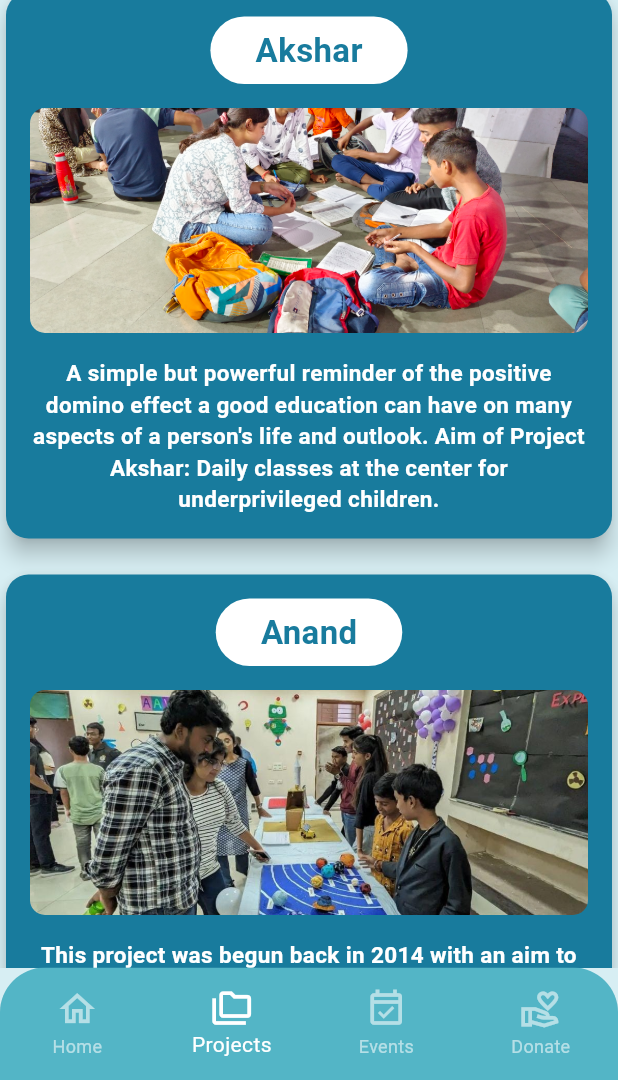
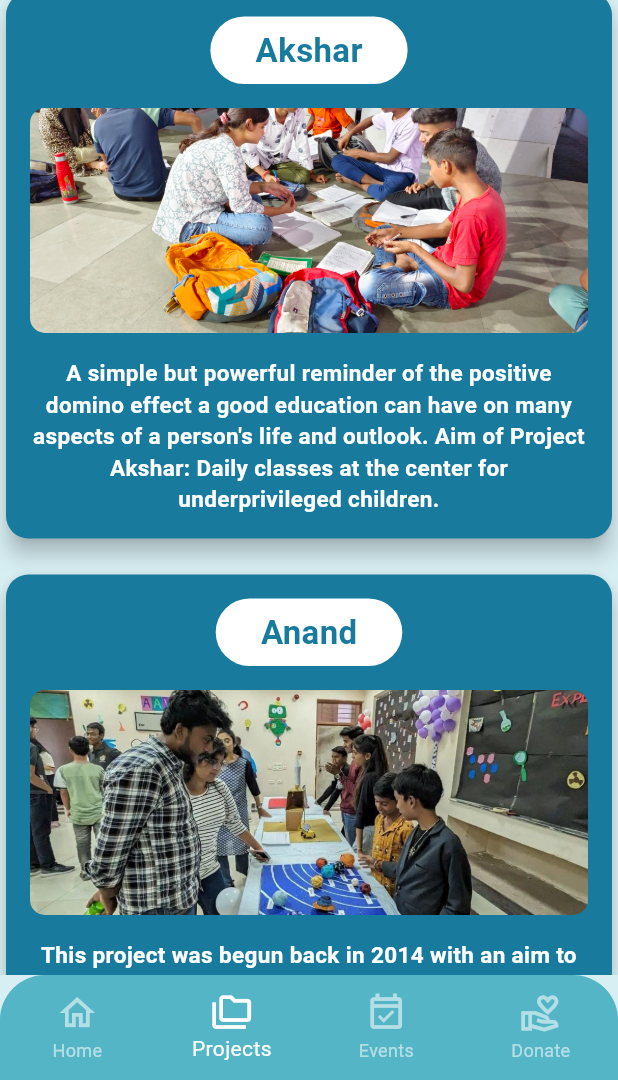
Before and after one commit to RealRakshit/Aaroha-App, a Flutter app: the CustomBottomBar screen opened directly, item 2 of the bottom bar chosen, on a phone screen of 412 x 824 dp, the part 156-1236 px from its top. Run offline on Flutter 3.47's test engine with Material 3 defaults, Android fonts, the phone set to English and light mode, and no system bars; our stand-ins replace firebase_auth, firebase_core, flutter_dotenv; accounts and stored records are empty.

Commit message:
update pr-11

```diff
--- a/lib/components/bottom_navbar.dart
+++ b/lib/components/bottom_navbar.dart
@@ -28,7 +28,7 @@ class _CustomBottomBarState extends State<CustomBottomBar> {
       body:pages[myIndex],
 
       bottomNavigationBar:SizedBox(
-      height:75.0,
+      height:70.0,
       child:ClipRRect(
 
       borderRadius: const BorderRadius.only(
```
